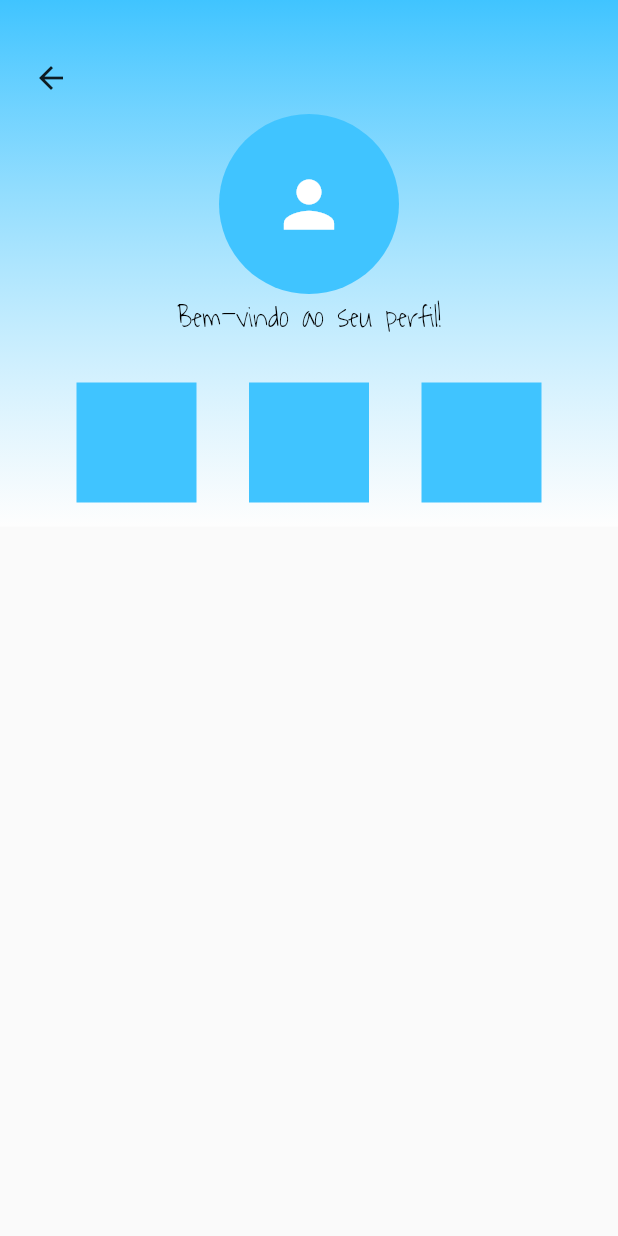
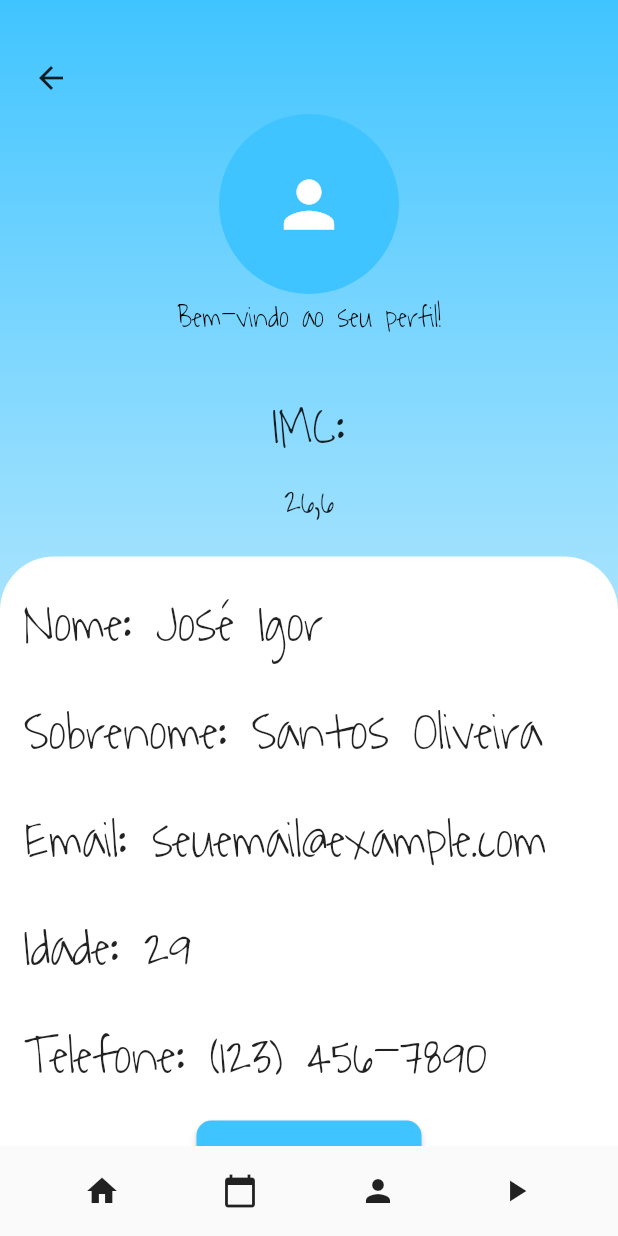
Before and after one commit to joseigors/hellp, a Flutter app: the HomePage screen opened by its route, after a tap on the "person" icon, on a phone screen of 412 x 824 dp. Run offline on Flutter 3.47's test engine with Material 2 defaults, Android fonts, the phone set to English and light mode, and no system bars; our stand-ins replace audioplayers.

Commit message:
Novas funcionalidades

```diff
--- a/lib/main.dart
+++ b/lib/main.dart
@@ -4,6 +4,7 @@ import 'package:hellp/pages/HomePage.dart';
 import 'package:hellp/pages/LoginPage.dart';
 import 'package:hellp/pages/initPage.dart';
 import 'package:hellp/pages/profilePage.dart';
+import 'package:hellp/widgets/music_player.dart';
 
 void main() {
   runApp(const MyApp());
@@ -22,7 +23,8 @@ class MyApp extends StatelessWidget {
         '/cadastro': (context) => CadastroPage(),
         '/login': (context)=> LoginPage(),
         '/home': (context)=> HomePage(),
-        '/perfil': (context)=> profilePage()
+        '/perfil': (context)=> profilePage(),
+        '/player': (context) => MusicPlayerPage()
       },
     );
   }
--- a/lib/pages/HomePage.dart
+++ b/lib/pages/HomePage.dart
@@ -1,7 +1,10 @@
 import 'package:audioplayers/audioplayers.dart';
 import 'package:flutter/cupertino.dart';
 import 'package:flutter/material.dart';
+import 'package:hellp/widgets/imc_calculator.dart';
 import 'package:url_launcher/url_launcher.dart';
+
+import '../widgets/music_player.dart';
 
 class HomePage extends StatefulWidget {
   const HomePage({Key? key}) : super(key: key);
@@ -185,8 +188,8 @@ void dispose(){
                           child: Row(
                             mainAxisAlignment: MainAxisAlignment.spaceBetween,
                             children: [
-                              Text('00:00'),
-                              Text('04:33'),
+                              Text('${formatTime(position)}'),
+                              Text('${formatTime(duration)}'),
 
                               //Text(formatTime(position)),
                               //Text(formatTime(duration - position)),
@@ -247,8 +250,10 @@ void dispose(){
                     icon: Icon(Icons.person),
                   ),
                   IconButton(
-                    onPressed: () {},
-                    icon: Icon(Icons.search),
+                    onPressed: () {
+                      Navigator.pushNamed(context, '/player');
+                    },
+                    icon: Icon(Icons.play_arrow),
                   ),
                 ],
               ),
@@ -270,10 +275,18 @@ void dispose(){
 
           FloatingActionButton(
               onPressed: (){
-                Navigator.pushNamed(context, '/perfil');
+                showDialog(
+                    context: context,
+                    builder: (BuildContext context){
+                      return Dialog(
+                        child: ImcCalculator(),
+                      );
+                    }
+
+                );
     },
             child: Icon(Icons.calculate_outlined),
-          ),
+          )
         ],
       ),
       floatingActionButtonLocation: FloatingActionButtonLocation.endTop,
@@ -291,3 +304,8 @@ Future<void> _makePhoneCall(String phoneNumber) async {
   );
   await launchUrl(launchUri);
 }
+String formatTime(Duration duration) {
+  int minutes = duration.inMinutes;
+  int seconds = duration.inSeconds % 60;
+  return '$minutes:${seconds.toString().padLeft(2, '0')}';
+}
--- a/lib/pages/profilePage.dart
+++ b/lib/pages/profilePage.dart
@@ -12,7 +12,11 @@ class _profilePageState extends State<profilePage> {
   @override
   Widget build(BuildContext context) {
     return Scaffold(
-      body: SingleChildScrollView(
+      body: Column(
+        crossAxisAlignment: CrossAxisAlignment.stretch,
+        children: [
+          Expanded(
+            child: SingleChildScrollView(
               child: Container(
                 decoration: BoxDecoration(
                   gradient: LinearGradient(
@@ -74,21 +78,22 @@ class _profilePageState extends State<profilePage> {
                             mainAxisAlignment: MainAxisAlignment.spaceEvenly,
                             children: [
                               Container(
-                          width: 80,
-                          height: 80,
-                          color: Colors.lightBlueAccent, // Cor do primeiro container
-                          // Adicione os widgets ou conteúdo desejado dentro deste Container
+                                width: 100,
+                                height: 100,
+                                color: Colors.transparent,
+                                child: Column(
+                                  children: [
+                                    Text(
+                                      'IMC:',
+                                      style: TextStyle(fontSize: 36, fontFamily: 'Waiting'),
                                     ),
-                        Container(
-                          width: 80,
-                          height: 80,
-                          color: Colors.lightBlueAccent, // Cor do segundo container
-                          // Adicione os widgets ou conteúdo desejado dentro deste Container
+
+                                    Text(
+                                      '26,6',
+                                      style: TextStyle(fontSize: 24, fontFamily: 'Waiting'),
                                     ),
-                        Container(
-                          width: 80,
-                          height: 80,
-                          color: Colors.lightBlueAccent, // Cor do terceiro container
+                                  ],
+                                ),// Cor do segundo container
                                 // Adicione os widgets ou conteúdo desejado dentro deste Container
                               ),
                             ],
@@ -96,10 +101,107 @@ class _profilePageState extends State<profilePage> {
                         ],
                       ),
                     ),
+                    Container(
+                      height: 500,
+                      width: double.infinity,
+                      decoration: BoxDecoration(
+                       color: Colors.white,
+                        borderRadius: BorderRadius.circular(36)
+                        ),
+                      child: Padding(
+                        padding: const EdgeInsets.all(16.0),
+                        child: Column(
+                          crossAxisAlignment: CrossAxisAlignment.start,
+                          children: [
+                            Text(
+                              'Nome: José Igor',
+                              style: TextStyle(fontSize: 36, fontFamily: 'Waiting'),
+                            ),
+                            SizedBox(height: 12),
+                            Text(
+                              'Sobrenome: Santos Oliveira',
+                              style: TextStyle(fontSize: 36, fontFamily: 'Waiting'),
+                            ),
+                            SizedBox(height: 12),
+                            Text(
+                              'Email: seuemail@example.com',
+                              style: TextStyle(fontSize: 36, fontFamily: 'Waiting'),
+                            ),
+                            SizedBox(height: 12),
+                            Text(
+                              'Idade: 29',
+                              style: TextStyle(fontSize: 36, fontFamily: 'Waiting'),
+                            ),
+                            SizedBox(height: 12),
+                            Text(
+                              'Telefone: (123) 456-7890',
+                              style: TextStyle(fontSize: 36, fontFamily: 'Waiting'),
+                            ),
+                            SizedBox(height: 12),
+                            Align(
+                              alignment: Alignment.center,
+                              child: ElevatedButton(
+                                onPressed: () {
+                                  Navigator.pushNamed(context, '/login');
+                                },
+                                child: Text(
+                                  "Atualizar",
+                                  style: TextStyle(
+                                    fontFamily: 'Waiting',
+                                    fontSize: 30,
+                                    decoration: TextDecoration.none,
+                                  ),
+                                ),
+                                style: ElevatedButton.styleFrom(
+                                  padding: const EdgeInsets.all(8),
+                                  minimumSize: const Size(150, 48),
+                                  backgroundColor: Colors.lightBlueAccent,
+                                  shape: RoundedRectangleBorder(
+                                    borderRadius: BorderRadius.circular(10.0),
+                                  ),
+                                ),
+                              ),
+                            ),
                           ],
                         ),
                       ),
                       ),
+
+                  ],
+                ),
+              ),
+            ),
+          ),
+          Container(
+            height: 60,
+            child: Row(
+              mainAxisAlignment: MainAxisAlignment.spaceEvenly,
+              children: [
+                IconButton(
+                  onPressed: () {},
+                  icon: Icon(Icons.home),
+                ),
+                IconButton(
+                  onPressed: () {},
+                  icon: Icon(Icons.calendar_today),
+                ),
+                IconButton(
+                  onPressed: () {
+                    Navigator.pushNamed(context, '/perfil');
+                  },
+                  icon: Icon(Icons.person),
+                ),
+                IconButton(
+                  onPressed: () {
+                    Navigator.pushNamed(context, '/player');
+                  },
+                  icon: Icon(Icons.play_arrow),
+                ),
+              ],
+            ),
+          ),
+        ],
+      ),
     );
   }
 }
--- a/pubspec.yaml
+++ b/pubspec.yaml
@@ -66,6 +66,7 @@ flutter:
      - lib/assets/image/PrimeiroContainer.jpg
      - lib/assets/image/SegundoContainer.jpg
      - lib/assets/image/PLAYER.jpg
+     - lib/assets/image/AlbumCover.jpg
 
 
 
```
Also changed, not shown: lib/widgets/imc_calculator.dart (added, +94 -0 lines), lib/widgets/music_player.dart (added, +191 -0 lines), lib/assets/image/AlbumCover.jpg (added). Lines whose indentation alone changed are shown as unchanged.
